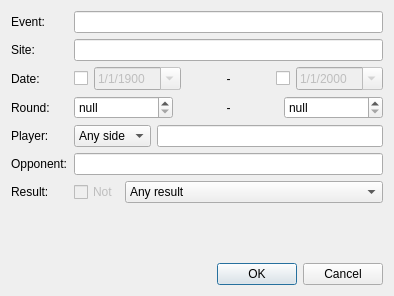
The window that projects/gui/ui/gamedatabasesearchdlg.ui (leedavid/QTggchess) describes before a commit, drawn with Qt 5.
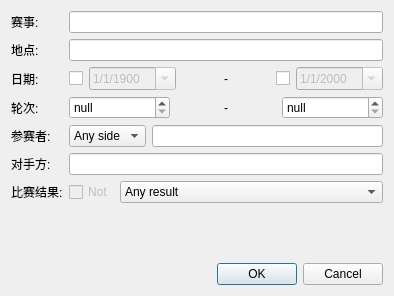
The same window after the commit.

What changed in the file:
```diff
--- a/projects/gui/ui/gamedatabasesearchdlg.ui
+++ b/projects/gui/ui/gamedatabasesearchdlg.ui
@@ -22,7 +22,7 @@
      <item row="0" column="0">
       <widget class="QLabel" name="label">
        <property name="text">
-        <string>Event:</string>
+        <string>赛事:</string>
        </property>
        <property name="buddy">
         <cstring>m_eventEdit</cstring>
@@ -39,7 +39,7 @@
      <item row="1" column="0">
       <widget class="QLabel" name="label_2">
        <property name="text">
-        <string>Site:</string>
+        <string>地点:</string>
        </property>
        <property name="buddy">
         <cstring>m_siteEdit</cstring>
@@ -56,7 +56,7 @@
      <item row="2" column="0">
       <widget class="QLabel" name="label_3">
        <property name="text">
-        <string>Date:</string>
+        <string>日期:</string>
        </property>
        <property name="buddy">
         <cstring>m_minDateCheck</cstring>
@@ -151,7 +151,7 @@
      <item row="3" column="0">
       <widget class="QLabel" name="label_4">
        <property name="text">
-        <string>Round:</string>
+        <string>轮次:</string>
        </property>
        <property name="buddy">
         <cstring>m_minRoundSpin</cstring>
@@ -204,7 +204,7 @@
      <item row="4" column="0">
       <widget class="QLabel" name="label_5">
        <property name="text">
-        <string>Player:</string>
+        <string>参赛者:</string>
        </property>
        <property name="buddy">
         <cstring>m_playerSideCombo</cstring>
@@ -247,7 +247,7 @@
      <item row="5" column="0">
       <widget class="QLabel" name="label_6">
        <property name="text">
-        <string>Opponent:</string>
+        <string>对手方:</string>
        </property>
        <property name="buddy">
         <cstring>m_opponentEdit</cstring>
@@ -264,7 +264,7 @@
      <item row="6" column="0">
       <widget class="QLabel" name="label_7">
        <property name="text">
-        <string>Result:</string>
+        <string>比赛结果:</string>
        </property>
        <property name="buddy">
         <cstring>m_resultCombo</cstring>
```
Left out of the diff: 14 changed lines with no effect on the pictures.
